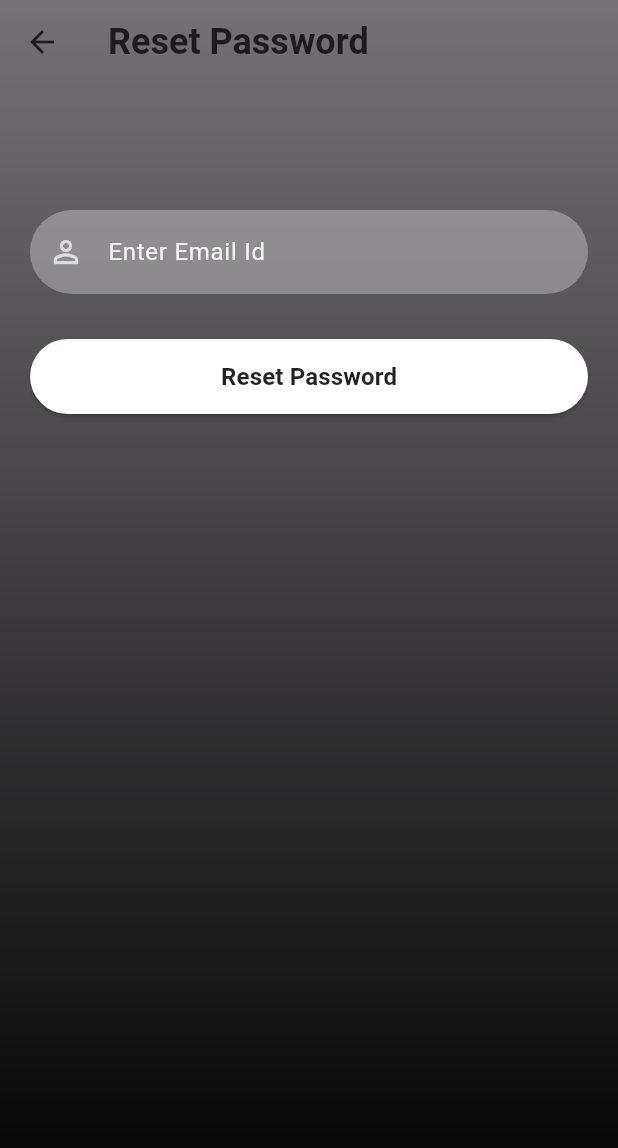
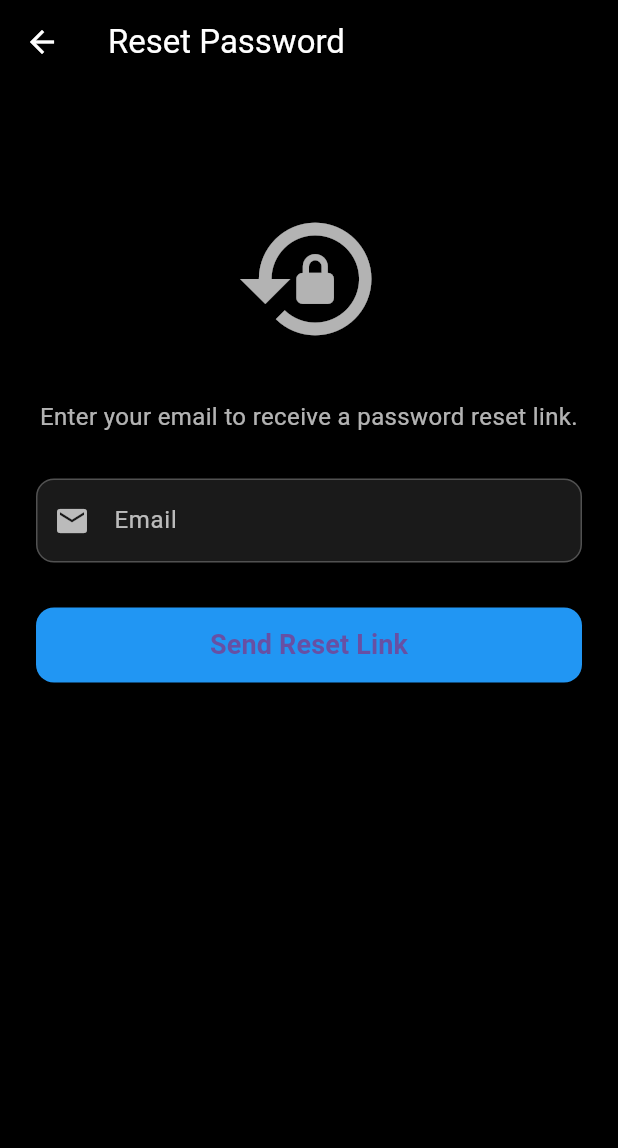
Before and after one commit to AliHassan35504/QRShield, a Flutter app: the ResetPassword screen opened directly, on a phone screen of 412 x 824 dp. Shown: the top 1148 px of the screen. Run offline on Flutter 3.47's test engine with Material 3 defaults, Android fonts, the phone set to English and light mode, and no system bars; our stand-ins replace cloud_firestore, firebase_auth, firebase_core, js, qr_flutter; missing offline and left inert: dart:html, mobile_scanner, qr_scanner_overlay; accounts and stored records are empty.

Commit message:
Changed Reset Password  Screen

```diff
--- a/lib/screens/reset_password.dart
+++ b/lib/screens/reset_password.dart
@@ -1,5 +1,4 @@
 import 'package:firebase_auth/firebase_auth.dart';
-import 'package:qrshield/reusable_widgets/reusable_widget.dart';
 import 'package:flutter/material.dart';
 
 class ResetPassword extends StatefulWidget {
@@ -10,48 +9,106 @@ class ResetPassword extends StatefulWidget {
 }
 
 class _ResetPasswordState extends State<ResetPassword> {
-  TextEditingController _emailTextController = TextEditingController();
+  final TextEditingController _emailController = TextEditingController();
+
+  void _resetPassword() async {
+    String email = _emailController.text.trim();
+
+    if (email.isEmpty) {
+      ScaffoldMessenger.of(context).showSnackBar(
+        const SnackBar(content: Text("Please enter your email.")),
+      );
+      return;
+    }
+
+    try {
+      await FirebaseAuth.instance.sendPasswordResetEmail(email: email);
+
+      ScaffoldMessenger.of(context).showSnackBar(
+        const SnackBar(content: Text("Reset link sent to your email.")),
+      );
+
+      Navigator.pop(context); // return to SignIn screen
+    } on FirebaseAuthException catch (e) {
+      String errorMessage = "Error occurred";
+      if (e.code == 'user-not-found') {
+        errorMessage = "No account found for that email.";
+      } else if (e.code == 'invalid-email') {
+        errorMessage = "Please enter a valid email address.";
+      }
+
+      ScaffoldMessenger.of(context).showSnackBar(
+        SnackBar(content: Text(errorMessage)),
+      );
+    }
+  }
+
   @override
   Widget build(BuildContext context) {
     return Scaffold(
-      extendBodyBehindAppBar: true,
+      backgroundColor: Colors.black,
       appBar: AppBar(
         backgroundColor: Colors.transparent,
         elevation: 0,
-        title: const Text(
-          "Reset Password",
-          style: TextStyle(fontSize: 24, fontWeight: FontWeight.bold),
+        title: const Text("Reset Password", style: TextStyle(color: Colors.white)),
+        iconTheme: const IconThemeData(color: Colors.white),
+      ),
+      body: SafeArea(
+        child: SingleChildScrollView(
+          padding: const EdgeInsets.symmetric(horizontal: 24, vertical: 20),
+          child: Column(
+            children: [
+              const SizedBox(height: 60),
+              const Icon(Icons.lock_reset, size: 100, color: Colors.white70),
+              const SizedBox(height: 30),
+              const Text(
+                "Enter your email to receive a password reset link.",
+                textAlign: TextAlign.center,
+                style: TextStyle(color: Colors.white70, fontSize: 16),
+              ),
+              const SizedBox(height: 30),
+              TextField(
+                controller: _emailController,
+                keyboardType: TextInputType.emailAddress,
+                style: const TextStyle(color: Colors.white),
+                decoration: InputDecoration(
+                  labelText: "Email",
+                  labelStyle: const TextStyle(color: Colors.white70),
+                  prefixIcon: const Icon(Icons.email, color: Colors.white70),
+                  enabledBorder: OutlineInputBorder(
+                    borderSide: BorderSide(color: Colors.white24),
+                    borderRadius: BorderRadius.circular(12),
+                  ),
+                  focusedBorder: OutlineInputBorder(
+                    borderSide: BorderSide(color: Colors.blue),
+                    borderRadius: BorderRadius.circular(12),
+                  ),
+                  fillColor: Colors.white10,
+                  filled: true,
+                ),
+              ),
+              const SizedBox(height: 30),
+              SizedBox(
+                width: double.infinity,
+                height: 50,
+                child: ElevatedButton(
+                  onPressed: _resetPassword,
+                  style: ElevatedButton.styleFrom(
+                    backgroundColor: Colors.blue,
+                    shape: RoundedRectangleBorder(
+                      borderRadius: BorderRadius.circular(12),
+                    ),
+                  ),
+                  child: const Text(
+                    "Send Reset Link",
+                    style: TextStyle(fontSize: 18, fontWeight: FontWeight.bold),
+                  ),
+                ),
+              ),
+            ],
+          ),
         ),
       ),
-      body: Container(
-          width: MediaQuery.of(context).size.width,
-          height: MediaQuery.of(context).size.height,
-          decoration: BoxDecoration(
-              gradient: LinearGradient(colors: [
-            Colors.black54,
-                Colors.black
-          ], begin: Alignment.topCenter, end: Alignment.bottomCenter)),
-          child: SingleChildScrollView(
-              child: Padding(
-            padding: EdgeInsets.fromLTRB(20, 120, 20, 0),
-            child: Column(
-              children: <Widget>[
-                const SizedBox(
-                  height: 20,
-                ),
-                reusableTextField("Enter Email Id", Icons.person_outline, false,
-                    _emailTextController),
-                const SizedBox(
-                  height: 20,
-                ),
-                firebaseUIButton(context, "Reset Password", () {
-                  FirebaseAuth.instance
-                      .sendPasswordResetEmail(email: _emailTextController.text)
-                      .then((value) => Navigator.of(context).pop());
-                })
-              ],
-            ),
-          ))),
     );
   }
 }
```
